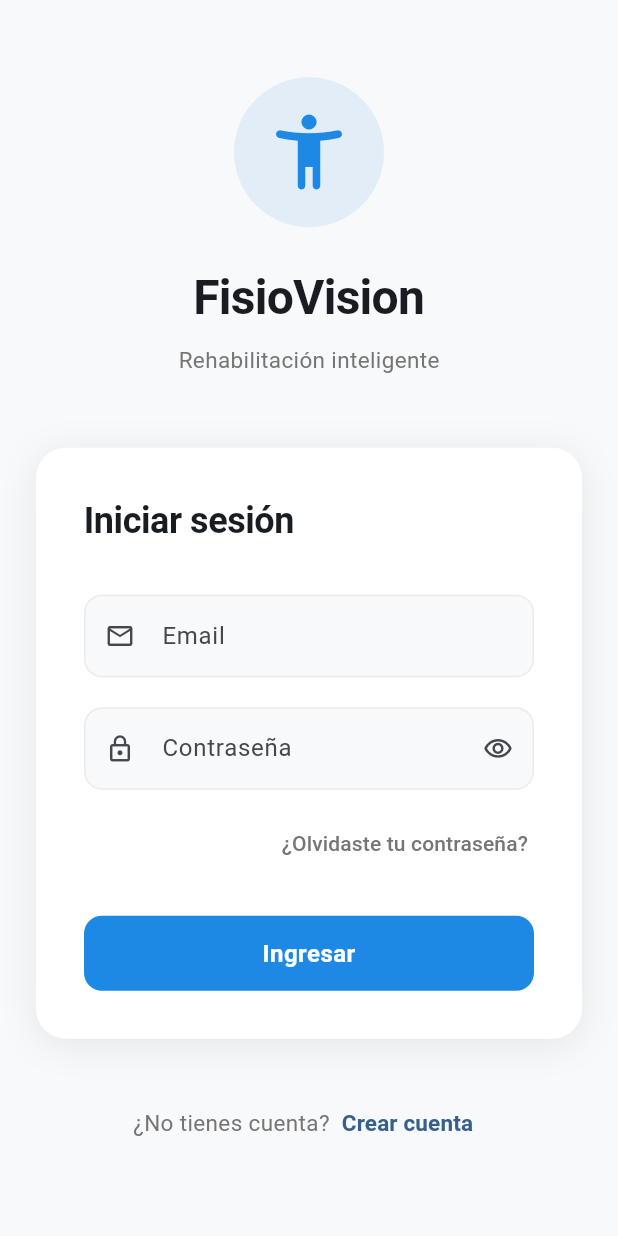
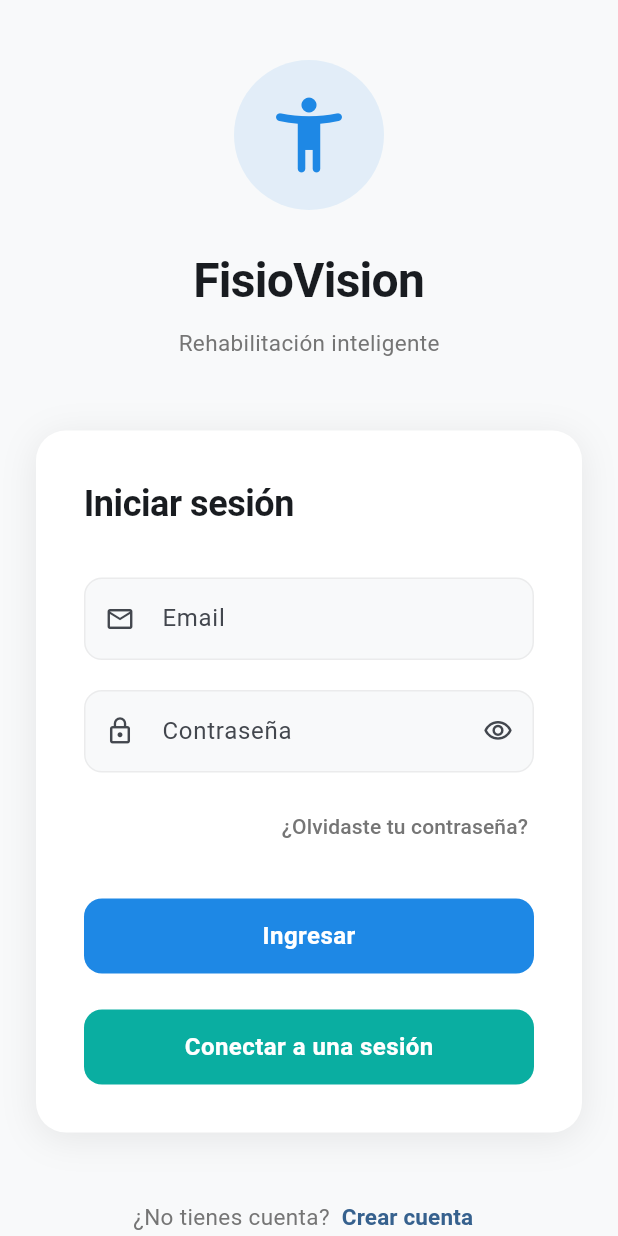
Before and after one commit to enriqueBueln/fisiovision, a Flutter app: the screen it shows after launch, on a phone screen of 412 x 824 dp. Run offline on Flutter 3.47's test engine with Material 3 defaults, Android fonts, the phone set to English and light mode, and no system bars; our stand-ins replace camera, flutter_dotenv, flutter_riverpod, flutter_tts, fluttertoast, go_router and 5 more; missing offline and left inert: google_mlkit_pose_detection; accounts and stored records are empty; Roboto replaces fonts that are missing (MiFuente).

Commit message:
Add connect button to login form: navigate to laptop viewer on press and show loading indicator during authentication

```diff
--- a/lib/screens/login/login_screen.dart
+++ b/lib/screens/login/login_screen.dart
@@ -362,6 +362,46 @@ class _LoginFormState extends ConsumerState<_LoginForm> {
                         ),
                 ),
               ),
+
+              const SizedBox(height: 24),
+
+              // BOTÓN
+              SizedBox(
+                height: 50,
+                child: ElevatedButton(
+                  onPressed: () {
+                  context.go('/laptop-viewer');
+                  },
+                  style: ElevatedButton.styleFrom(
+                    backgroundColor: const Color.fromARGB(255, 10, 174, 161),
+                    foregroundColor: Colors.white,
+                    shape: RoundedRectangleBorder(
+                      borderRadius: BorderRadius.circular(12),
+                    ),
+                    elevation: 0,
+                    disabledBackgroundColor: isDarkMode
+                        ? Colors.grey[800]
+                        : Colors.grey[300],
+                  ),
+                  child: authState.isLoading
+                      ? const SizedBox(
+                          width: 20,
+                          height: 20,
+                          child: CircularProgressIndicator(
+                            color: Colors.white,
+                            strokeWidth: 2,
+                          ),
+                        )
+                      : const Text(
+                          'Conectar a una sesión',
+                          style: TextStyle(
+                            fontSize: 16,
+                            fontWeight: FontWeight.w600,
+                            letterSpacing: 0.3,
+                          ),
+                        ),
+                ),
+              ),
             ],
           ),
         ),
```
